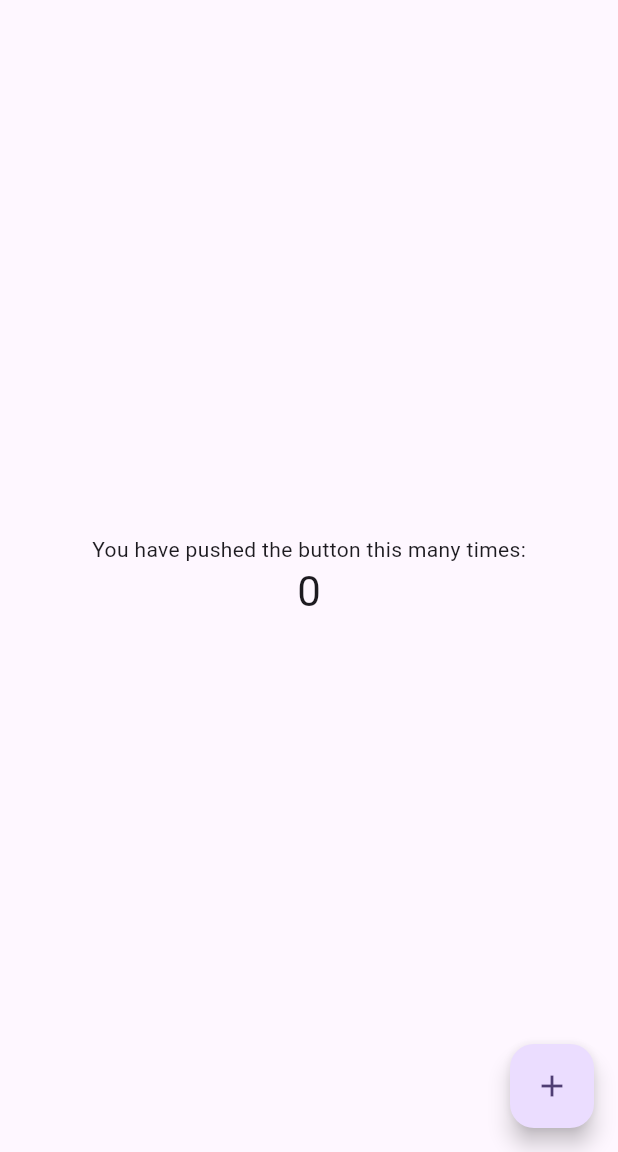
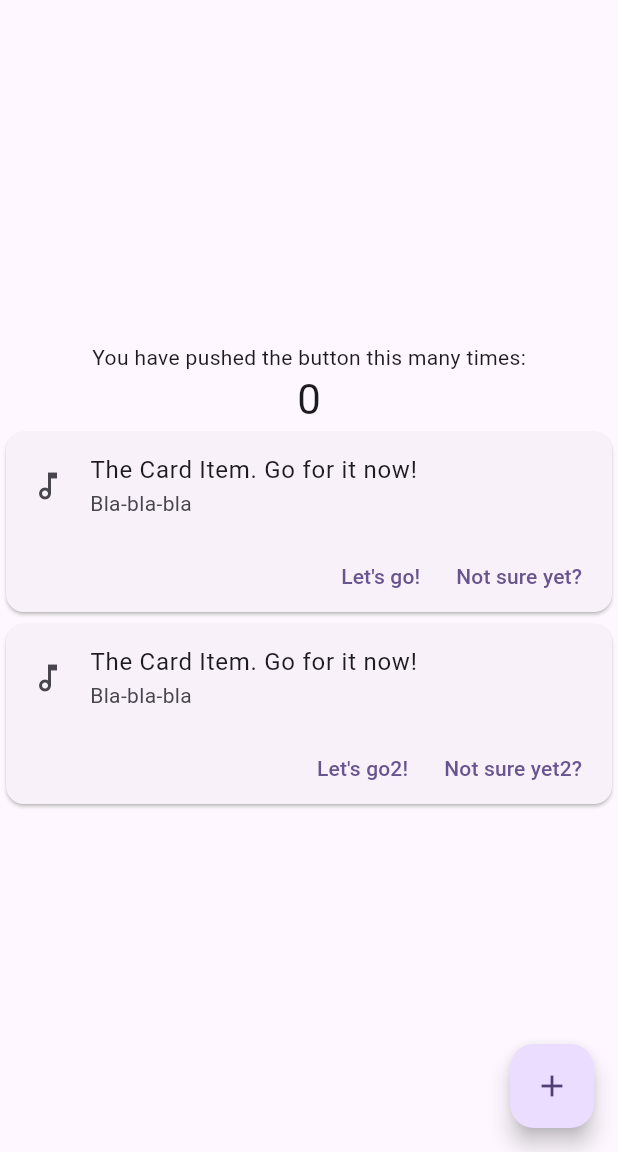
Before and after one commit to DiceNameIsMy/vut-itu, a Flutter app: the screen it shows after launch, on a phone screen of 412 x 824 dp, the part 84-1236 px from its top. Run offline on Flutter 3.47's test engine with Material 3 defaults, Android fonts, the phone set to English and light mode, and no system bars.

Commit message:
Add something to the application

```diff
--- /dev/null
+++ b/lib/card.dart
@@ -0,0 +1,38 @@
+import 'package:flutter/material.dart';
+
+class MyCard extends StatelessWidget {
+  const MyCard({super.key, required this.button1Text, required this.button2Text});
+
+  final String button1Text;
+  final String button2Text;
+
+  @override
+  Widget build(BuildContext context) {
+    return Card(
+      child: Column(
+        mainAxisSize: MainAxisSize.min,
+        children: <Widget>[
+          const ListTile(
+            leading: Icon(Icons.music_note_outlined),
+            title: Text("The Card Item. Go for it now!"),
+            subtitle: Text("Bla-bla-bla"),
+          ),
+          Row(
+            mainAxisAlignment: MainAxisAlignment.end,
+            children: <Widget>[
+              TextButton(
+                child: Text(button1Text),
+                onPressed: () {},
+              ),
+              TextButton(
+                child: Text(button2Text),
+                onPressed: () {},
+              ),
+              const SizedBox(width: 8)
+            ],
+          )
+        ],
+      )
+    );
+  }
+}
--- a/lib/main.dart
+++ b/lib/main.dart
@@ -1,4 +1,6 @@
 import 'package:flutter/material.dart';
+
+import 'card.dart';
 
 void main() {
   runApp(const MyApp());
@@ -112,6 +114,8 @@ class _MyHomePageState extends State<MyHomePage> {
               '$_counter',
               style: Theme.of(context).textTheme.headlineMedium,
             ),
+            const MyCard(button1Text: "Let's go!", button2Text: "Not sure yet?", ),
+            const MyCard(button1Text: "Let's go2!", button2Text: "Not sure yet2?", ),
           ],
         ),
       ),
```
